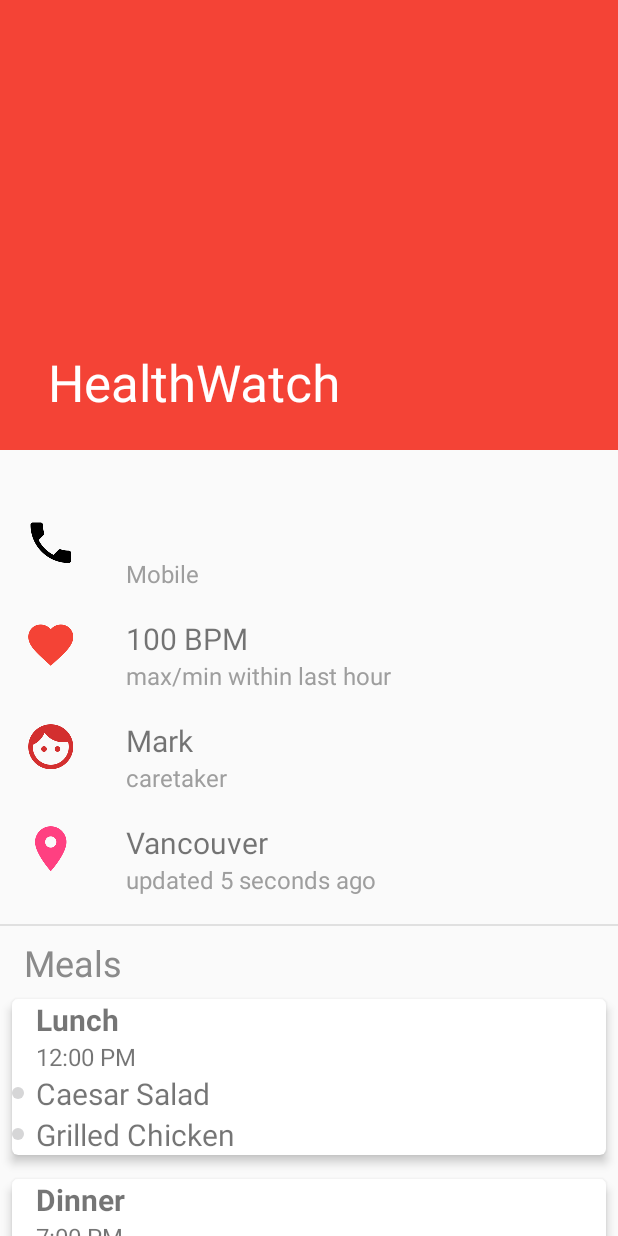
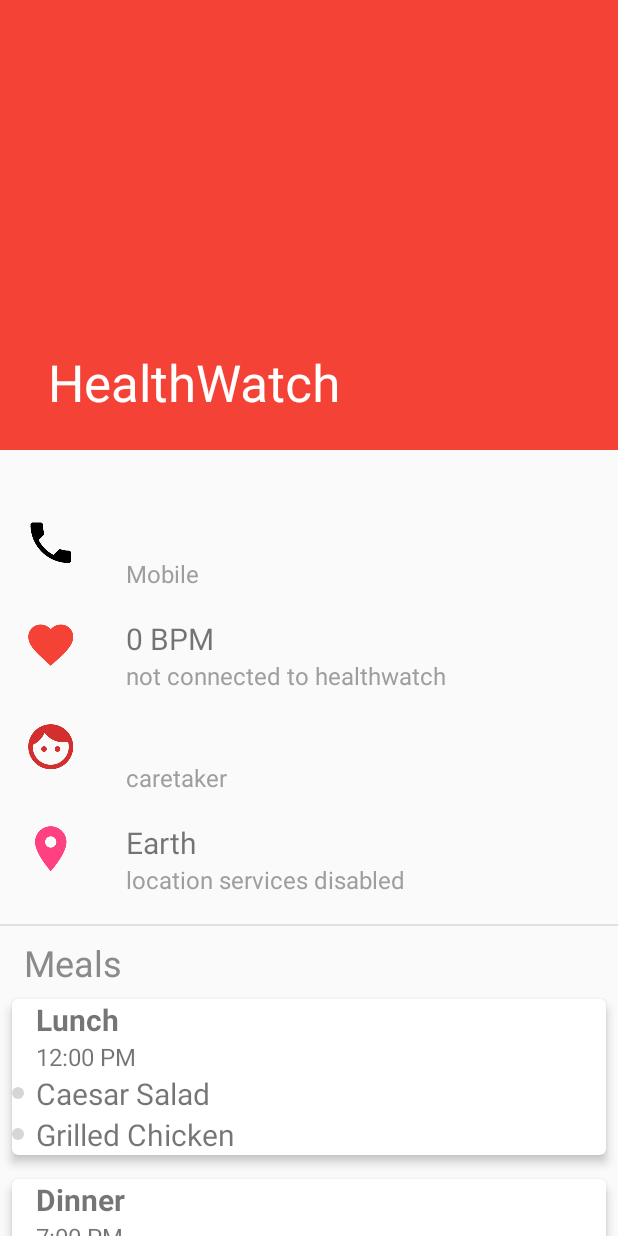
Before and after one commit to AtifMahmud/HealthWatch, an Android app: the PatientProfileActivity screen opened directly, with no data from a screen before it, on a phone screen of 412 x 824 dp. Run offline under Robolectric (Android 15) with nearby library versions, the phone set to English and light mode, and no system bars; our stand-ins replace Volley; libraries missing offline, so code that uses them is left out: io.jsonwebtoken; network calls fail; pictures from the network do not load.

Commit message:
- modified patient profile page to be more informative

```diff
--- a/app/src/main/java/com/cpen391/healthwatch/patient/PatientProfileAdapter.java
+++ b/app/src/main/java/com/cpen391/healthwatch/patient/PatientProfileAdapter.java
@@ -1,8 +1,6 @@
 package com.cpen391.healthwatch.patient;
 
 import android.content.Context;
-import android.content.Intent;
-import android.net.Uri;
 import android.support.annotation.NonNull;
 import android.support.v7.widget.RecyclerView;
 import android.support.v7.widget.RecyclerView.ViewHolder;
@@ -30,10 +28,18 @@ import java.util.List;
  */
 
 public class PatientProfileAdapter extends RecyclerView.Adapter<RecyclerView.ViewHolder> {
+    public interface ProfileHeaderIconClickListener {
+        void onPhoneIconClick(String phoneNumber);
+        void onCaretakerIconClick(String caretaker);
+        void onLocationIconClick();
+    }
+
     static final int TYPE_HEADER = 0;
     private static final int TYPE_MEAL_ITEM = 1;
     private Context mContext;
     private HeaderViewHolder mHeaderViewHolder;
+
+    private ProfileHeaderIconClickListener mListener;
 
     private List<JSONObject> mMealList;
 
@@ -77,6 +83,10 @@ public class PatientProfileAdapter extends RecyclerView.Adapter<RecyclerView.Vie
         }
     }
 
+    void setProfileHeaderIconClickListener(ProfileHeaderIconClickListener listener) {
+        mListener = listener;
+    }
+
     @NonNull
     @Override
     public ViewHolder onCreateViewHolder(@NonNull ViewGroup parent, int viewType) {
@@ -96,6 +106,9 @@ public class PatientProfileAdapter extends RecyclerView.Adapter<RecyclerView.Vie
         if (holder instanceof MealViewHolder) {
             MealViewHolder vh = (MealViewHolder) holder;
             vh.bind(mMealList.get(position - 1));
+        } else if (holder instanceof HeaderViewHolder) {
+            HeaderViewHolder vh = (HeaderViewHolder) holder;
+            vh.bind();
         }
     }
 
@@ -114,25 +127,53 @@ public class PatientProfileAdapter extends RecyclerView.Adapter<RecyclerView.Vie
 
     class HeaderViewHolder extends RecyclerView.ViewHolder {
         ImageView mProfilePhoneIcon;
+        ImageView mProfileLocationIcon;
+        ImageView mProfileCaretakerIcon;
         TextView mProfilePhoneNumber;
+        TextView mProfileCaretakerName;
         TextView mHeaderText;
 
         HeaderViewHolder(View view) {
             super(view);
             mProfilePhoneNumber = view.findViewById(R.id.profile_phone_number);
+            mProfileCaretakerName = view.findViewById(R.id.profile_caretaker);
             mProfilePhoneIcon = view.findViewById(R.id.profile_phone_icon);
+            mProfileLocationIcon = view.findViewById(R.id.profile_location_icon);
+            mProfileCaretakerIcon = view.findViewById(R.id.profile_caretaker_icon);
             mHeaderText = view.findViewById(R.id.header);
 
             mHeaderText.setText(R.string.meal_list_header);
+            setListeners();
+        }
+
+        void bind() {
+            setListeners();
+        }
+
+        private void setListeners() {
             mProfilePhoneIcon.setOnClickListener(new OnClickListener() {
                 @Override
                 public void onClick(View view) {
-                    String phoneNumber = mProfilePhoneNumber.getText().toString();
-                    if (!phoneNumber.isEmpty()) {
-                        String uri = "tel:" + phoneNumber;
-                        Intent intent = new Intent(Intent.ACTION_DIAL);
-                        intent.setData(Uri.parse(uri));
-                        mContext.startActivity(intent);
+                    if (mListener != null) {
+                        String phoneNumber = mProfilePhoneNumber.getText().toString();
+                        mListener.onPhoneIconClick(phoneNumber);
+                    }
+                }
+            });
+            mProfileLocationIcon.setOnClickListener(new OnClickListener() {
+                @Override
+                public void onClick(View view) {
+                    if (mListener != null) {
+                        mListener.onLocationIconClick();
+                    }
+                }
+            });
+            mProfileCaretakerIcon.setOnClickListener(new OnClickListener() {
+                @Override
+                public void onClick(View view) {
+                    if (mListener != null) {
+                        String caretaker = mProfileCaretakerName.getText().toString();
+                        mListener.onCaretakerIconClick(caretaker);
                     }
                 }
             });
--- a/app/src/main/res/layout/caretaker_page_header.xml
+++ b/app/src/main/res/layout/caretaker_page_header.xml
@@ -4,7 +4,7 @@
     android:layout_width="match_parent"
     android:layout_height="wrap_content">
 
-    <include layout="@layout/content_profile_info"/>
+    <include layout="@layout/content_care_taker_profile_info"/>
 
     <View
         android:id="@+id/caretaker_info_divider"
@@ -15,7 +15,7 @@
 
     <TextView
         android:id="@+id/header"
-        android:layout_below="@+id/caretaker_info_divider"
+        android:layout_below="@id/caretaker_info_divider"
         android:layout_marginStart="16dp"
         android:layout_marginTop="16dp"
         android:layout_marginBottom="8dp"
--- a/app/src/main/res/layout/content_care_taker.xml
+++ b/app/src/main/res/layout/content_care_taker.xml
@@ -14,5 +14,4 @@
         android:layout_width="match_parent"
         android:layout_height="match_parent"/>
 
-
 </FrameLayout>
--- a/app/src/main/res/layout/content_profile_info.xml
+++ b/app/src/main/res/layout/content_patient_profile_info.xml
@@ -67,7 +67,7 @@
                 android:id="@+id/profile_bpm"
                 android:layout_width="wrap_content"
                 android:layout_height="wrap_content"
-                android:text="100 BPM"
+                android:text="@string/profile_bpm_default"
                 android:layout_marginTop="16dp"
                 android:textSize="20sp"/>
 
@@ -75,7 +75,7 @@
                 android:id="@+id/profile_bpm_last_update"
                 android:layout_width="wrap_content"
                 android:layout_height="wrap_content"
-                android:text="max/min within last hour"
+                android:text="@string/profile_bpm_label_default"
                 android:textColor="@color/gray"
                 android:textSize="16sp"/>
         </LinearLayout>
@@ -106,14 +106,13 @@
                 android:layout_width="wrap_content"
                 android:layout_height="wrap_content"
                 android:layout_marginTop="16dp"
-                android:text="Mark"
                 android:textSize="20sp"/>
 
             <TextView
                 android:id="@+id/profile_caretaker_label"
                 android:layout_width="wrap_content"
                 android:layout_height="wrap_content"
-                android:text="caretaker"
+                android:text="@string/profile_care_taker_label"
                 android:textColor="@color/gray"
                 android:textSize="16sp"/>
         </LinearLayout>
@@ -143,7 +142,7 @@
                 android:id="@+id/profile_location"
                 android:layout_width="wrap_content"
                 android:layout_height="wrap_content"
-                android:text="Vancouver"
+                android:text="@string/profile_location_default"
                 android:layout_marginTop="16dp"
                 android:textSize="20sp"/>
 
@@ -151,12 +150,9 @@
                 android:id="@+id/profile_location_last_update"
                 android:layout_width="wrap_content"
                 android:layout_height="wrap_content"
-                android:text="updated 5 seconds ago"
+                android:text="@string/profile_location_last_update_default"
                 android:textColor="@color/gray"
                 android:textSize="16sp"/>
         </LinearLayout>
     </LinearLayout>
-
-
-
 </LinearLayout>
--- a/app/src/main/res/layout/list_patient_profile_header.xml
+++ b/app/src/main/res/layout/list_patient_profile_header.xml
@@ -5,7 +5,7 @@
     android:layout_height="wrap_content">
 
     <include
-        layout="@layout/content_profile_info"/>
+        layout="@layout/content_patient_profile_info"/>
 
     <View
         android:id="@+id/patient_info_divider"
--- a/app/src/main/res/values/strings.xml
+++ b/app/src/main/res/values/strings.xml
@@ -59,6 +59,12 @@
     <string name="profile_heart_image_desc">ProfileHeartImageDesc</string>
     <string name="profile_caretaker_image_desc">ProfileCaretakerImageDesc</string>
     <string name="profile_location_image_desc">ProfileLocationImageDesc</string>
+    <string name="profile_care_taker_label">caretaker</string>
+    <string name="profile_bpm_default">0 BPM</string>
+    <string name="profile_bpm_label_default">not connected to healthwatch</string>
+    <string name="profile_bpm_label_max">max within last hour</string>
+    <string name="profile_location_default">Earth</string>
+    <string name="profile_location_last_update_default">location services disabled</string>
     <string name="meal_list_header">Meals</string>
 
     <string name="single_meal_item_bullet_dot_image_desc">SingleMealItemBulletDotImageDesc</string>
```
Also changed, not shown: app/src/main/AndroidManifest.xml (+3 -6 lines), app/src/main/java/com/cpen391/healthwatch/caretaker/CareTakerProfileActivity.java (added, +19 -0 lines), app/src/main/java/com/cpen391/healthwatch/map/MapActivity.java (+47 -17 lines), app/src/main/java/com/cpen391/healthwatch/patient/PatientActivity.java (+8 -7 lines), app/src/main/java/com/cpen391/healthwatch/patient/ProfileHeaderIconClickOperator.java (added, +55 -0 lines), app/src/main/res/layout/activity_care_taker_profile.xml (added, +48 -0 lines), app/src/main/res/layout/content_care_taker_profile_info.xml (added, +38 -0 lines).
